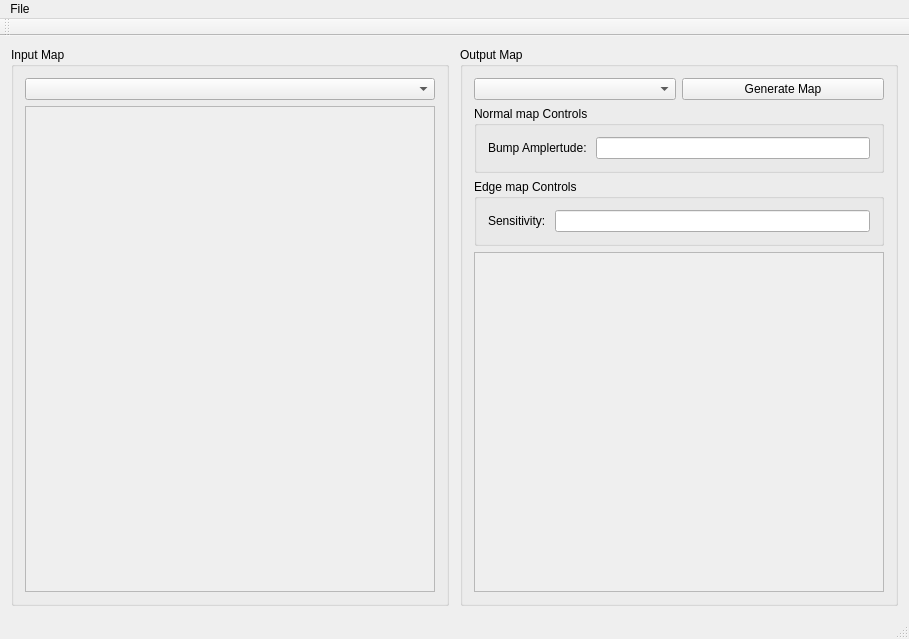
The window that source/mapgeneratorwindow.ui (jdg534/NormalMapGenerator) describes before a commit, drawn with Qt 5.
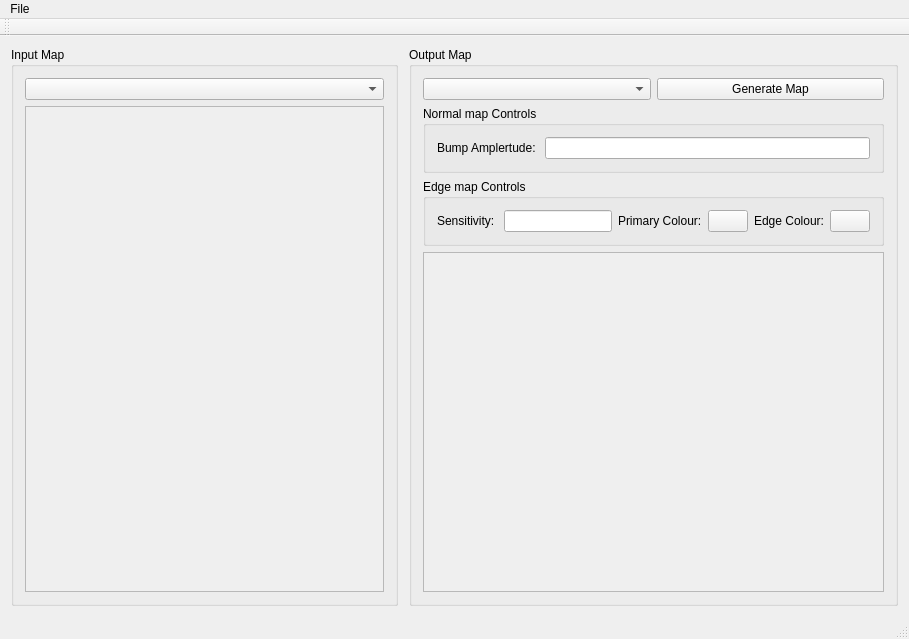
The same window after the commit.

Commit message: Updated UI to support setting a primary and edge colour

```diff
--- a/source/mapgeneratorwindow.ui
+++ b/source/mapgeneratorwindow.ui
@@ -34,7 +34,7 @@
            <rect>
             <x>0</x>
             <y>0</y>
-            <width>415</width>
+            <width>393</width>
             <height>507</height>
            </rect>
           </property>
@@ -123,8 +123,6 @@
          <property name="title">
           <string>Edge map Controls</string>
          </property>
-         <layout class="QGridLayout" name="gridLayout">
-          <item row="0" column="0">
            <layout class="QHBoxLayout" name="horizontalLayout">
             <item>
              <widget class="QLabel" name="label_edgeMap_sensivity">
@@ -136,7 +134,33 @@
             <item>
              <widget class="QLineEdit" name="lineEdit_edgeMapSensivity"/>
             </item>
-           </layout>
+          <item>
+           <widget class="QLabel" name="label_edgeMapPrimaryColour">
+            <property name="text">
+             <string>Primary Colour:</string>
+            </property>
+           </widget>
+          </item>
+          <item>
+           <widget class="QPushButton" name="pushButton_edgeMapPrimaryColour">
+            <property name="text">
+             <string/>
+            </property>
+           </widget>
+          </item>
+          <item>
+           <widget class="QLabel" name="label_edgeMapEdgeColourDesc">
+            <property name="text">
+             <string>Edge Colour:</string>
+            </property>
+           </widget>
+          </item>
+          <item>
+           <widget class="QPushButton" name="pushButton_edgeMapEdgeColour">
+            <property name="text">
+             <string/>
+            </property>
+           </widget>
           </item>
          </layout>
         </widget>
@@ -151,8 +175,8 @@
            <rect>
             <x>0</x>
             <y>0</y>
-            <width>415</width>
-            <height>380</height>
+            <width>437</width>
+            <height>379</height>
            </rect>
           </property>
           <layout class="QHBoxLayout" name="horizontalLayout_2">
```
Lines whose indentation alone changed are shown as unchanged. The commit also changes 2 other files.
